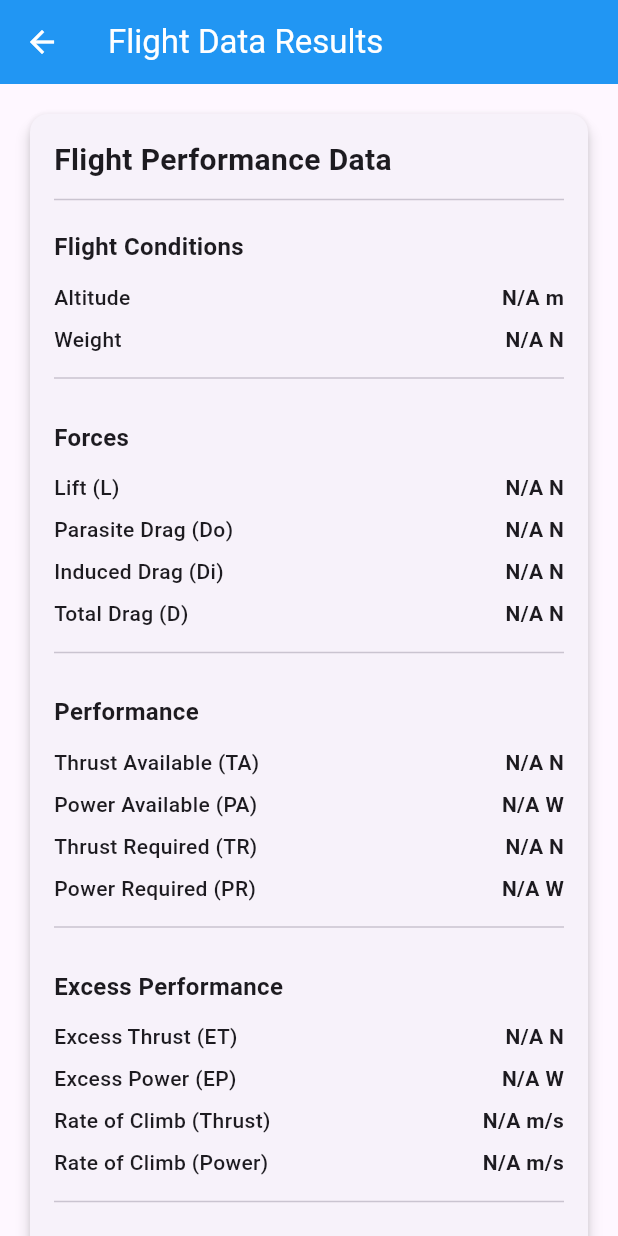
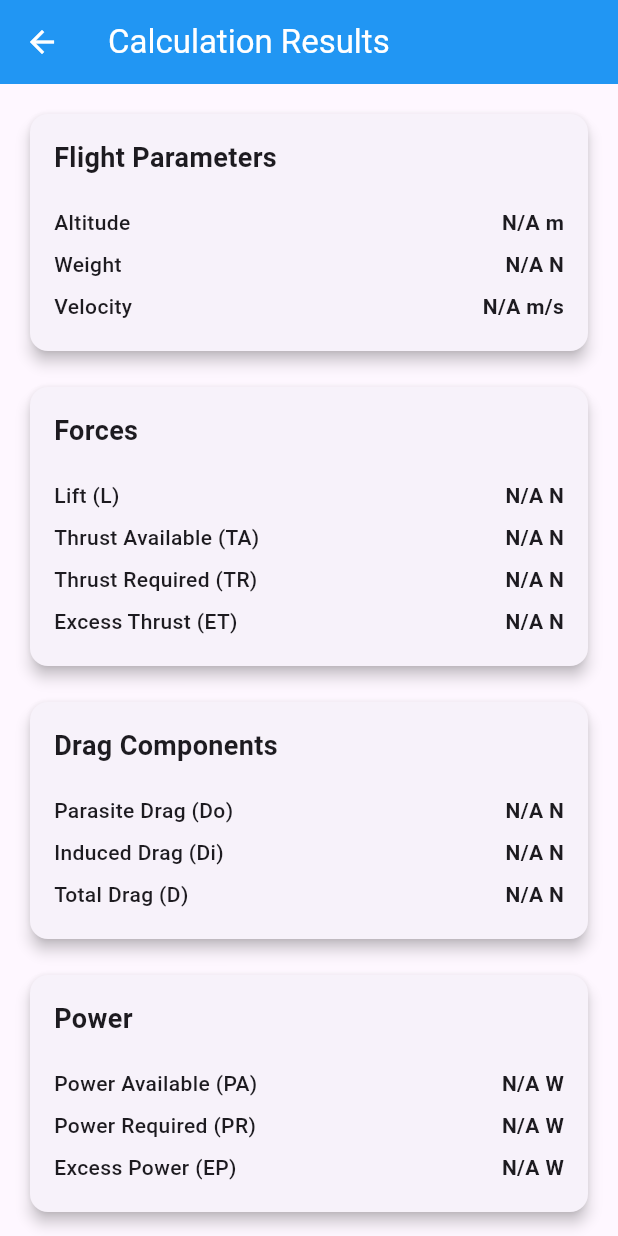
Before and after one commit to m9stafa05/Aircraft-Performance-Calculator, a Flutter app: the ResultsScreen screen opened directly with empty values, on a phone screen of 412 x 824 dp. Run offline on Flutter 3.47's test engine with Material 3 defaults, Android fonts, the phone set to English and light mode, and no system bars.

Commit message:
Enhance flight performance calculator by adding results screen navigation and displaying velocity. Refactor results layout for improved readability and structure.

```diff
--- a/lib/main.dart
+++ b/lib/main.dart
@@ -1,5 +1,6 @@
 import 'package:flutter/material.dart';
 import 'flight_calc.dart';
+import 'results_screen.dart';
 
 void main() {
   runApp(const MyApp());
@@ -73,6 +74,9 @@ class _CalculatorScreenState
   bool hasCalculated = false;
 
   void _calculatePerformance() {
+    // Dismiss keyboard
+    FocusScope.of(context).unfocus();
+
     // Get values from text fields
     final double velocity =
         double.tryParse(velocityController.text) ?? 100;
@@ -114,6 +118,18 @@ class _CalculatorScreenState
       altitude: altitude,
       thrustAvailable: thrustAvailable,
       powerAvailable: powerAvailable,
+    );
+
+    // Add velocity to results for display
+    results['velocity'] = velocity;
+
+    // Navigate to results screen
+    Navigator.push(
+      context,
+      MaterialPageRoute(
+        builder:
+            (context) => ResultsScreen(results: results),
+      ),
     );
 
     setState(() {
@@ -272,10 +288,12 @@ class _CalculatorScreenState
                       powerAvailableController,
                     ),
                     const SizedBox(height: 8),
-                    SizedBox(
-                      width: double.infinity,
+                    Row(
+                      children: [
+                        Expanded(
                           child: ElevatedButton(
-                        onPressed: _calculatePerformance,
+                            onPressed:
+                                _calculatePerformance,
                             style: ElevatedButton.styleFrom(
                               padding:
                                   const EdgeInsets.symmetric(
@@ -286,6 +304,49 @@ class _CalculatorScreenState
                             ),
                             child: const Text('Calculate'),
                           ),
+                        ),
+                        const SizedBox(width: 8),
+                        Expanded(
+                          child: ElevatedButton(
+                            onPressed: () {
+                              setState(() {
+                                hasCalculated = false;
+                                results.clear();
+                                // Reset input fields to default values
+                                velocityController.text =
+                                    '100';
+                                surfaceAreaController.text =
+                                    '30';
+                                dragCoefficientController
+                                    .text = '0.025';
+                                aspectRatioController.text =
+                                    '9.0';
+                                oswaldFactorController
+                                    .text = '0.82';
+                                weightController.text =
+                                    '40000';
+                                airDensityController.text =
+                                    '1.058';
+                                altitudeController.text =
+                                    '0';
+                                thrustAvailableController
+                                    .text = '0';
+                                powerAvailableController
+                                    .text = '0';
+                              });
+                            },
+                            style: ElevatedButton.styleFrom(
+                              padding:
+                                  const EdgeInsets.symmetric(
+                                    vertical: 12,
+                                  ),
+                              backgroundColor: Colors.red,
+                              foregroundColor: Colors.white,
+                            ),
+                            child: const Text('Clear'),
+                          ),
+                        ),
+                      ],
                     ),
                   ],
                 ),
--- a/lib/results_screen.dart
+++ b/lib/results_screen.dart
@@ -9,191 +9,154 @@ class ResultsScreen extends StatelessWidget {
   Widget build(BuildContext context) {
     return Scaffold(
       appBar: AppBar(
-        title: const Text('Flight Data Results'),
+        title: const Text('Calculation Results'),
         backgroundColor: Colors.blue,
         foregroundColor: Colors.white,
       ),
       body: SingleChildScrollView(
-        padding: const EdgeInsets.all(16),
-        child: Card(
-          elevation: 4,
-          child: Padding(
-            padding: const EdgeInsets.all(16),
+        padding: const EdgeInsets.all(16.0),
         child: Column(
-              crossAxisAlignment: CrossAxisAlignment.start,
+          crossAxisAlignment: CrossAxisAlignment.stretch,
           children: [
-                const Text(
-                  'Flight Performance Data',
-                  style: TextStyle(
-                    fontSize: 20,
-                    fontWeight: FontWeight.bold,
-                  ),
-                ),
-                const Divider(height: 24),
-                _buildResultSection(
-                  title: 'Flight Conditions',
-                  items: [
-                    ResultItem(
+            _buildResultsCard('Flight Parameters', [
+              _buildResultRow(
                 'Altitude',
                 results['altitude'],
                 'm',
               ),
-                    ResultItem(
+              _buildResultRow(
                 'Weight',
                 results['weight'],
                 'N',
               ),
-                  ],
+              _buildResultRow(
+                'Velocity',
+                results['velocity'],
+                'm/s',
               ),
-                _buildResultSection(
-                  title: 'Forces',
-                  items: [
-                    ResultItem(
+            ]),
+            const SizedBox(height: 16),
+            _buildResultsCard('Forces', [
+              _buildResultRow(
                 'Lift (L)',
                 results['lift'],
                 'N',
               ),
-                    ResultItem(
+              _buildResultRow(
+                'Thrust Available (TA)',
+                results['thrustAvailable'],
+                'N',
+              ),
+              _buildResultRow(
+                'Thrust Required (TR)',
+                results['thrustRequired'],
+                'N',
+              ),
+              _buildResultRow(
+                'Excess Thrust (ET)',
+                results['excessThrust'],
+                'N',
+              ),
+            ]),
+            const SizedBox(height: 16),
+            _buildResultsCard('Drag Components', [
+              _buildResultRow(
                 'Parasite Drag (Do)',
                 results['parasiteDrag'],
                 'N',
               ),
-                    ResultItem(
+              _buildResultRow(
                 'Induced Drag (Di)',
                 results['inducedDrag'],
                 'N',
               ),
-                    ResultItem(
+              _buildResultRow(
                 'Total Drag (D)',
                 results['totalDrag'],
                 'N',
               ),
-                  ],
-                ),
-                _buildResultSection(
-                  title: 'Performance',
-                  items: [
-                    ResultItem(
-                      'Thrust Available (TA)',
-                      results['thrustAvailable'],
-                      'N',
-                    ),
-                    ResultItem(
+            ]),
+            const SizedBox(height: 16),
+            _buildResultsCard('Power', [
+              _buildResultRow(
                 'Power Available (PA)',
                 results['powerAvailable'],
                 'W',
               ),
-                    ResultItem(
-                      'Thrust Required (TR)',
-                      results['thrustRequired'],
-                      'N',
-                    ),
-                    ResultItem(
+              _buildResultRow(
                 'Power Required (PR)',
                 results['powerRequired'],
                 'W',
               ),
-                  ],
-                ),
-                _buildResultSection(
-                  title: 'Excess Performance',
-                  items: [
-                    ResultItem(
-                      'Excess Thrust (ET)',
-                      results['excessThrust'],
-                      'N',
-                    ),
-                    ResultItem(
+              _buildResultRow(
                 'Excess Power (EP)',
                 results['excessPower'],
                 'W',
               ),
-                    ResultItem(
+            ]),
+            const SizedBox(height: 16),
+            _buildResultsCard('Performance', [
+              _buildResultRow(
                 'Rate of Climb (Thrust)',
                 results['rateOfClimbThrust'],
                 'm/s',
               ),
-                    ResultItem(
+              _buildResultRow(
                 'Rate of Climb (Power)',
                 results['rateOfClimbPower'],
                 'm/s',
               ),
+            ]),
           ],
-                ),
-                if (results.containsKey('liftCoefficient'))
-                  _buildResultSection(
-                    title: 'Coefficients',
-                    items: [
-                      ResultItem(
-                        'Lift Coefficient (CL)',
-                        results['liftCoefficient'],
-                        '',
-                      ),
-                    ],
-                  ),
-                const SizedBox(height: 16),
-                SizedBox(
-                  width: double.infinity,
-                  child: ElevatedButton(
-                    onPressed: () {
-                      Navigator.pop(context);
-                    },
-                    style: ElevatedButton.styleFrom(
-                      backgroundColor: Colors.blue,
-                      foregroundColor: Colors.white,
-                      padding: const EdgeInsets.symmetric(
-                        vertical: 12,
-                      ),
-                    ),
-                    child: const Text('Back to Calculator'),
-                  ),
-                ),
-              ],
-            ),
-          ),
         ),
       ),
     );
   }
 
-  Widget _buildResultSection({
-    required String title,
-    required List<ResultItem> items,
-  }) {
-    return Padding(
-      padding: const EdgeInsets.symmetric(vertical: 8.0),
+  Widget _buildResultsCard(
+    String title,
+    List<Widget> rows,
+  ) {
+    return Card(
+      elevation: 4,
+      child: Padding(
+        padding: const EdgeInsets.all(16.0),
         child: Column(
           crossAxisAlignment: CrossAxisAlignment.start,
           children: [
             Text(
               title,
               style: const TextStyle(
-              fontSize: 16,
+                fontSize: 18,
                 fontWeight: FontWeight.bold,
               ),
             ),
-          const SizedBox(height: 8),
-          ...items.map((item) => _buildResultRow(item)),
-          const Divider(height: 24),
+            const SizedBox(height: 16),
+            ...rows,
           ],
+        ),
       ),
     );
   }
 
-  Widget _buildResultRow(ResultItem item) {
+  Widget _buildResultRow(
+    String label,
+    double? value,
+    String unit,
+  ) {
     return Padding(
       padding: const EdgeInsets.symmetric(vertical: 4.0),
       child: Row(
         mainAxisAlignment: MainAxisAlignment.spaceBetween,
         children: [
           Text(
-            item.label,
+            label,
             style: const TextStyle(
               fontWeight: FontWeight.w500,
             ),
           ),
           Text(
-            '${item.value?.toStringAsFixed(2) ?? "N/A"} ${item.unit}',
+            '${value?.toStringAsFixed(2) ?? "N/A"} $unit',
             style: const TextStyle(
               fontWeight: FontWeight.bold,
             ),
@@ -203,11 +166,3 @@ class ResultsScreen extends StatelessWidget {
     );
   }
 }
-
-class ResultItem {
-  final String label;
-  final double? value;
-  final String unit;
-
-  ResultItem(this.label, this.value, this.unit);
-}
```
Lines whose indentation alone changed are shown as unchanged.
